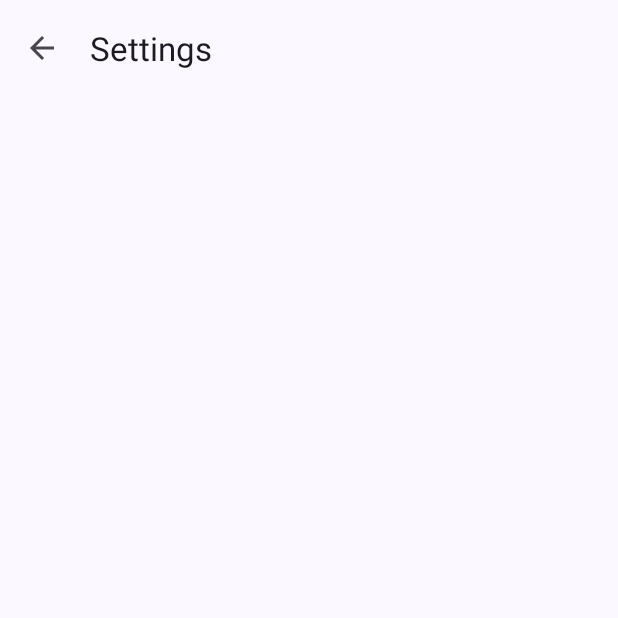
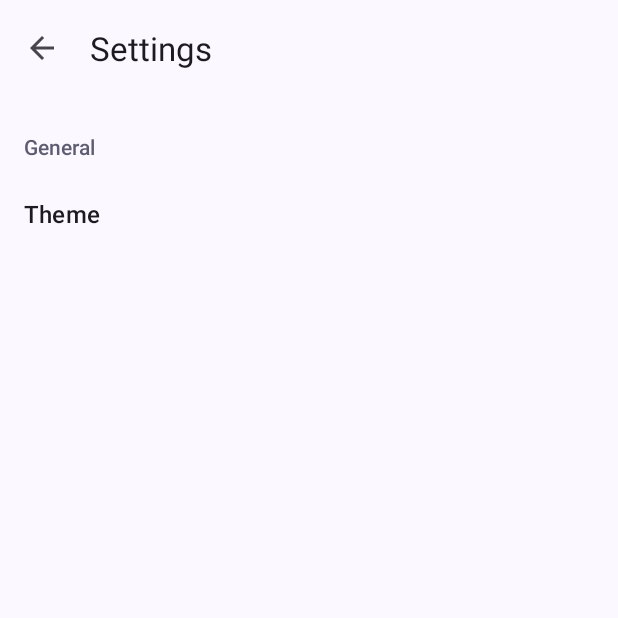
Before and after one commit to eipna/MindBin, an Android app: the SettingsActivity screen opened directly, with no data from a screen before it, on a phone screen of 412 x 824 dp, the top half of it. Before the commit the part shown is almost empty. Run offline under Robolectric (Android 15) with nearby library versions, the phone set to English and light mode, and no system bars; our stand-ins replace androidx.preference.

Commit message:
Added list preference for themes

```diff
--- a/app/src/main/res/values/arrays.xml
+++ b/app/src/main/res/values/arrays.xml
@@ -1,3 +1,10 @@
 <resources>
 
+    <string-array name="theme">
+        <item>System</item>
+        <item>Light</item>
+        <item>Dark</item>
+        <item>Battery Saving</item>
+    </string-array>
+
 </resources>
--- a/app/src/main/res/values/strings.xml
+++ b/app/src/main/res/values/strings.xml
@@ -24,4 +24,8 @@
 
     <string name="indicator_notes_empty">No notes to show here</string>
     <string name="title_activity_settings">SettingsActivity</string>
+
+    <!-- General Preference Category -->
+    <string name="preference_category_general">General</string>
+    <string name="preference_list_theme">Theme</string>
 </resources>
--- a/app/src/main/res/xml/preferences_main.xml
+++ b/app/src/main/res/xml/preferences_main.xml
@@ -1,3 +1,15 @@
 <PreferenceScreen xmlns:app="http://schemas.android.com/apk/res-auto">
 
+    <PreferenceCategory
+        app:title="@string/preference_category_general"
+        app:iconSpaceReserved="false">
+
+        <ListPreference
+            app:key="theme"
+            app:title="@string/preference_list_theme"
+            app:entries="@array/theme"
+            app:entryValues="@array/theme"
+            app:iconSpaceReserved="false"/>
+    </PreferenceCategory>
+
 </PreferenceScreen>
```
